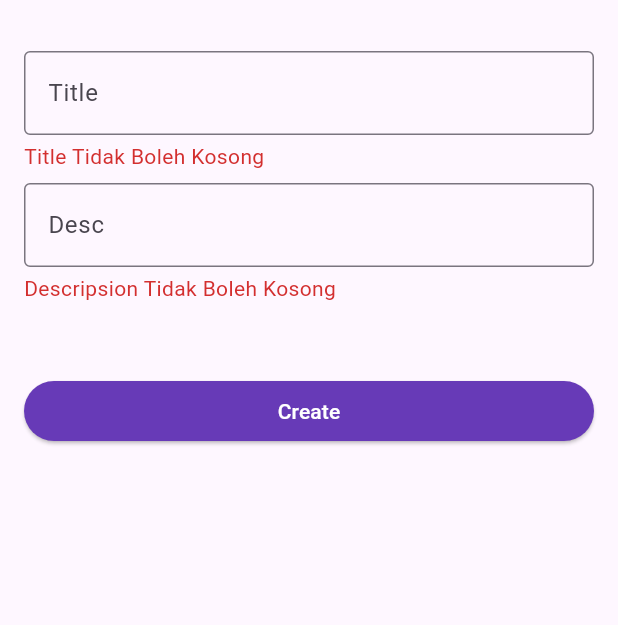
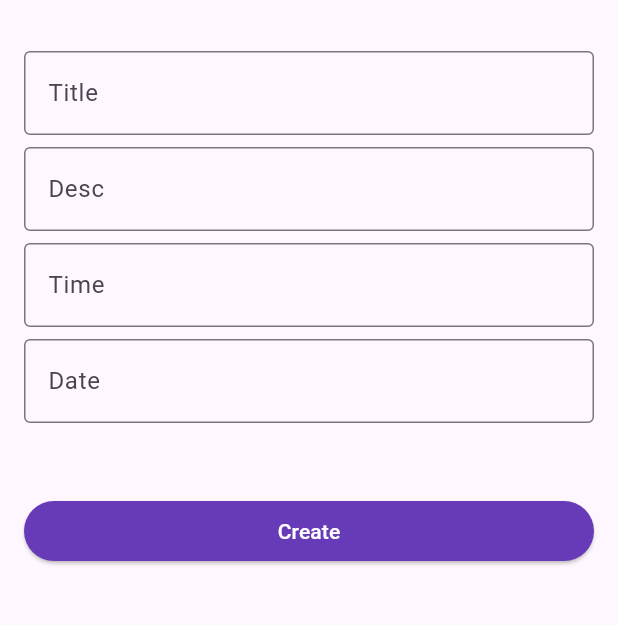
Before and after one commit to rahmat999ht/todo_flutter, a Flutter app: the CreatePage screen opened directly, after a tap on "Create", on a phone screen of 412 x 824 dp, the part 63-688 px from its top. Run offline on Flutter 3.47's test engine with Material 2 defaults, Android fonts, the phone set to English and light mode, and no system bars; our stand-ins replace cloud_firestore, firebase_auth, firebase_core, firebase_messaging, flutter_local_notifications, google_sign_in; accounts and stored records are empty.

Commit message:
add date Time and notif

```diff
--- a/lib/src/models/todo_model.dart
+++ b/lib/src/models/todo_model.dart
@@ -6,6 +6,7 @@ class TodoModel {
   final bool isDone;
   final String title;
   final String descripsion;
+  final Timestamp dateTime;
 
   TodoModel({
     required this.id,
@@ -13,6 +14,7 @@ class TodoModel {
     required this.isDone,
     required this.title,
     required this.descripsion,
+    required this.dateTime,
   });
 
   Map<String, dynamic> toMap() {
@@ -21,6 +23,7 @@ class TodoModel {
       'userId': userId,
       'title': title,
       'descripsion': descripsion,
+      'dateTime': dateTime,
     };
   }
 
@@ -33,6 +36,7 @@ class TodoModel {
       title: data?["title"] ?? "-",
       descripsion: data?["descripsion"] ?? "-",
       userId: data?["userId"] ?? "-",
+      dateTime: data?["dateTime"],
     );
   }
 
@@ -42,6 +46,7 @@ class TodoModel {
     bool? isDone,
     String? title,
     String? descripsion,
+    Timestamp? dateTime,
   }) {
     return TodoModel(
       id: id ?? this.id,
@@ -49,6 +54,7 @@ class TodoModel {
       isDone: isDone ?? this.isDone,
       title: title ?? this.title,
       descripsion: descripsion ?? this.descripsion,
+      dateTime: dateTime ?? this.dateTime,
     );
   }
 }
--- a/lib/src/widgets/form_todo_widget.dart
+++ b/lib/src/widgets/form_todo_widget.dart
@@ -1,7 +1,9 @@
 import 'dart:developer';
 
+import 'package:cloud_firestore/cloud_firestore.dart';
 import 'package:firebase_auth/firebase_auth.dart';
 import 'package:flutter/material.dart';
+import 'package:intl/intl.dart';
 import 'package:todo_flutter/src/models/todo_model.dart';
 import 'package:todo_flutter/src/services/todo_firestore_service.dart';
 
@@ -20,29 +22,117 @@ class FormTodoWidget extends StatefulWidget {
 class _FormTodoWidgetState extends State<FormTodoWidget> {
   var isErrorDescripsion = false;
   var isErrorTitle = false;
+  var isErrorTime = false;
+  var isErrorDate = false;
 
   var isDone = false;
   final title = TextEditingController();
   final descripsion = TextEditingController();
+  final time = TextEditingController();
+  final date = TextEditingController();
+
+  String dateFormat = 'dd MMMM yyyy';
+  String dateTanggalFormat = 'dd/MM/yyyy';
 
   @override
   void initState() {
     isDone = widget.todo?.isDone ?? false;
     title.text = widget.todo?.title ?? "";
     descripsion.text = widget.todo?.descripsion ?? "";
+    // time.text = widget.todo?.dateTime.toDate().hour.toString() ?? "";
+    // date.text = widget.todo?.dateTime.toDate().day.toString() ?? "";
 
     super.initState();
   }
 
+  Future<String> getTime(
+    BuildContext context,
+  ) async {
+    final data = await selectTime(context, TimeOfDay.now());
+    if (data != null) {
+      final hour = data.hour.toString().padLeft(2, '0');
+      final minute = data.minute.toString().padLeft(2, '0');
+      final formattedTime = "$hour : $minute";
+      return formattedTime;
+    }
+
+    return "";
+  }
+
+  Future<TimeOfDay?> selectTime(
+    BuildContext context,
+    TimeOfDay initialDate,
+  ) async {
+    final TimeOfDay? picked = await showTimePicker(
+      context: context,
+      helpText: "Pilih Waktu",
+      cancelText: "BATAL",
+      confirmText: "OKE",
+      hourLabelText: "Jam",
+      minuteLabelText: "Menit",
+      initialTime: initialDate,
+    );
+    if (picked != null && picked != initialDate) {
+      return picked;
+    }
+    return null;
+  }
+
+  Future<String> getDate(BuildContext context, [bool isTanggal = false]) async {
+    final data = await selectDate(context, DateTime.now());
+    if (data != null) {
+      final dateFormatter = DateFormat(dateFormat, "id_ID");
+      final dateTanggalFormatter = DateFormat(dateTanggalFormat, "id_ID");
+      final formattedDate = isTanggal
+          ? dateTanggalFormatter.format(data)
+          : dateFormatter.format(data);
+      return formattedDate;
+    }
+    return "";
+  }
+
+  static Future<DateTime?> selectDate(
+    BuildContext context,
+    DateTime initialDate,
+  ) async {
+    final DateTime? picked = await showDatePicker(
+      context: context,
+      initialDate: initialDate,
+      firstDate: DateTime.now(),
+      lastDate: DateTime(2100),
+    );
+    if (picked != null) {
+      return picked;
+    }
+    return null;
+  }
+
   onSubmit() async {
+    TimeOfDay jam = TimeOfDay(
+      hour: int.parse(time.text.split(':')[0]),
+      minute: int.parse(time.text.split(':')[1]),
+    );
+
+    DateFormat inputFormat = DateFormat("dd MMMM yyyy", "id_ID");
+    DateTime tanggal = inputFormat.parse(date.text);
+
+    DateTime initDateTime = DateTime(
+      tanggal.year,
+      tanggal.month,
+      tanggal.day,
+      jam.hour,
+      jam.minute,
+    );
+    Timestamp dateTime = Timestamp.fromDate(initDateTime);
+
     final user = FirebaseAuth.instance.currentUser;
     final data = TodoModel(
-      id: widget.todo?.id ?? "_",
-      userId: user?.email ?? "-",
-      isDone: isDone,
-      title: title.text,
-      descripsion: descripsion.text,
-    );
+        id: widget.todo?.id ?? "_",
+        userId: user?.email ?? "-",
+        isDone: isDone,
+        title: title.text,
+        descripsion: descripsion.text,
+        dateTime: dateTime);
 
     log(data.toMap().toString());
 
@@ -81,47 +171,31 @@ class _FormTodoWidgetState extends State<FormTodoWidget> {
       child: Column(
         crossAxisAlignment: CrossAxisAlignment.start,
         children: [
-          TextField(
+          formField(
+            title: 'Title',
             controller: title,
-            decoration: const InputDecoration(
-              labelText: "Title",
-              border: OutlineInputBorder(
-                borderSide: BorderSide(),
-              ),
-            ),
+            isError: isErrorTitle,
           ),
-          if (isErrorTitle) ...[
-            const SizedBox(
-              height: 4,
-            ),
-            Text(
-              "Title Tidak Boleh Kosong",
-              style: TextStyle(color: Colors.red.shade700, fontSize: 14),
-            ),
-          ],
-          const SizedBox(
-            height: 8,
+          formField(
+            title: 'Desc',
+            controller: descripsion,
+            isError: isErrorDescripsion,
           ),
-          TextField(
-            controller: descripsion,
-            decoration: const InputDecoration(
-              labelText: "Desc",
-              border: OutlineInputBorder(
-                borderSide: BorderSide(),
-              ),
-            ),
+          formField(
+            title: 'Time',
+            controller: time,
+            isError: isErrorTime,
+            onTap: () async {
+              time.text = await getTime(context);
+            },
           ),
-          if (isErrorDescripsion) ...[
-            const SizedBox(
-              height: 4,
-            ),
-            Text(
-              "Descripsion Tidak Boleh Kosong",
-              style: TextStyle(color: Colors.red.shade700, fontSize: 14),
-            ),
-          ],
-          const SizedBox(
-            height: 8,
+          formField(
+            title: 'Date',
+            controller: date,
+            isError: isErrorDate,
+            onTap: () async {
+              date.text = await getDate(context);
+            },
           ),
           if (widget.todo != null) ...[
             Container(
@@ -174,3 +248,37 @@ class _FormTodoWidgetState extends State<FormTodoWidget> {
     );
   }
 }
+
+Column formField({
+  required String title,
+  required TextEditingController controller,
+  required bool isError,
+  void Function()? onTap,
+}) {
+  return Column(
+    children: [
+      TextField(
+        controller: controller,
+        onTap: onTap ?? () {},
+        decoration: InputDecoration(
+          labelText: title,
+          border: const OutlineInputBorder(
+            borderSide: BorderSide(),
+          ),
+        ),
+      ),
+      if (isError) ...[
+        const SizedBox(
+          height: 4,
+        ),
+        Text(
+          "$title Tidak Boleh Kosong",
+          style: TextStyle(color: Colors.red.shade700, fontSize: 14),
+        ),
+      ],
+      const SizedBox(
+        height: 8,
+      ),
+    ],
+  );
+}
--- a/pubspec.yaml
+++ b/pubspec.yaml
@@ -17,6 +17,10 @@ dependencies:
   cloud_firestore: ^4.12.1
   google_sign_in: ^6.1.5
   firebase_auth: ^4.12.0
+  flutter_local_notifications: ^16.1.0
+  firebase_messaging: ^14.7.4
+  http: ^1.1.0
+  intl: ^0.18.1
 
 dev_dependencies:
   flutter_test:
```
Also changed, not shown: lib/main.dart (+41 -6 lines), lib/src/services/notif_services.dart (added, +215 -0 lines), pubspec.lock, 2 other files.
